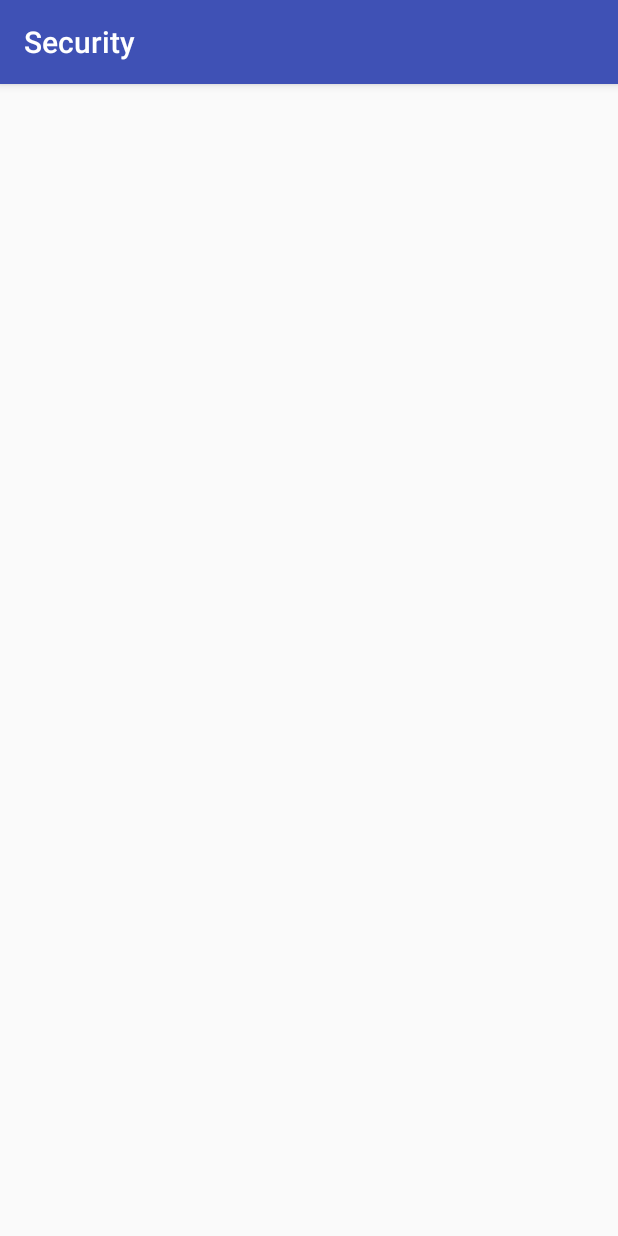
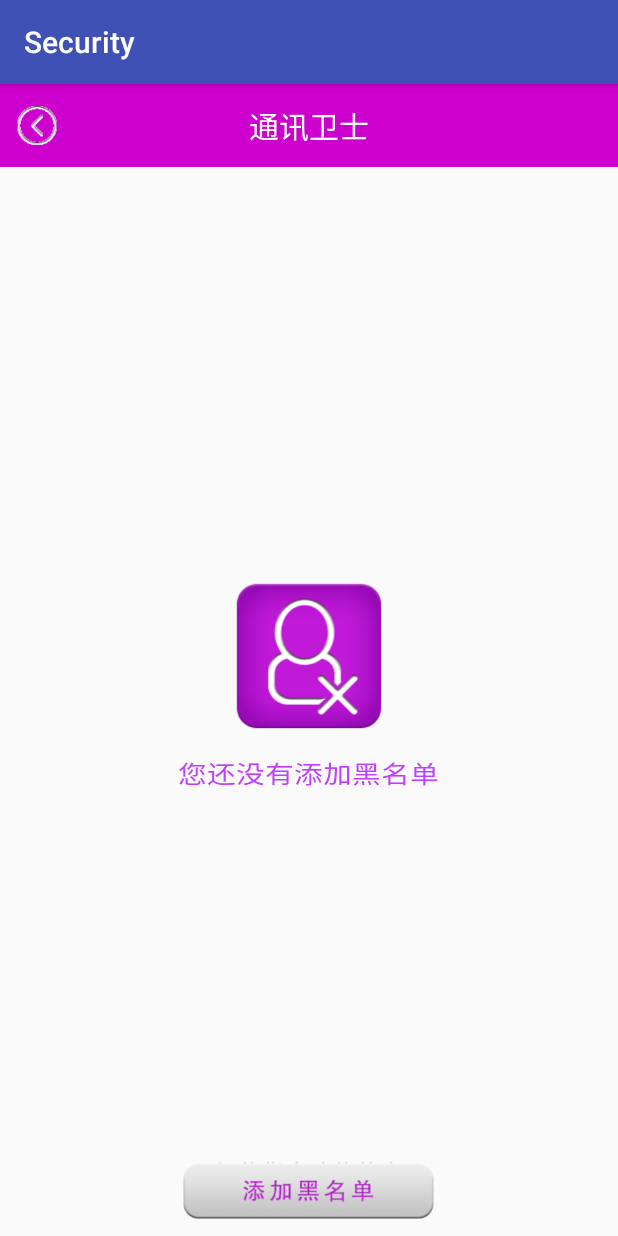
Before and after one commit to CaptainXero/Security, an Android app: the SecurityPhone screen opened directly, with no data from a screen before it, on a phone screen of 412 x 824 dp. Run offline under Robolectric (Android 15) with nearby library versions, the phone set to English and light mode, and no system bars.

Commit message:
finish adapter&dao for SecurityPhone

```diff
--- a/app/src/main/AndroidManifest.xml
+++ b/app/src/main/AndroidManifest.xml
@@ -82,17 +82,21 @@
         <receiver
             android:name="com.example.administrator.reciever.MyDeviceAdminReceiver"
             android:description="@string/sample_device_admin_description"
-            android:label="@string/sample_device_admin"
             android:enabled="true"
             android:exported="true"
+            android:label="@string/sample_device_admin"
             android:permission="android.permission.BIND_DEVICE_ADMIN">
             <meta-data
                 android:name="android.app.device_admin"
                 android:resource="@xml/device_admin_sample" />
+
             <intent-filter>
                 <action android:name="android.app.action.DEVICE_ADMIN_ENABLED" />
             </intent-filter>
         </receiver>
+
+        <activity android:name=".SecurituPhoneActivity" />
+        <activity android:name=".AddBlackNumberActivity"></activity>
     </application>
 
 </manifest>
--- /dev/null
+++ b/app/src/main/java/com/example/administrator/helper/BlackNumberOpenHelper.java
@@ -0,0 +1,24 @@
+package com.example.administrator.helper;
+
+import android.content.Context;
+import android.database.sqlite.SQLiteDatabase;
+import android.database.sqlite.SQLiteOpenHelper;
+
+/**
+ * Created by Administrator on 2016-04-01.
+ */
+public class BlackNumberOpenHelper extends SQLiteOpenHelper {
+    public BlackNumberOpenHelper(Context context) {
+        super(context,"blackNumber.db",null,1);
+    }
+
+    @Override
+    public void onCreate(SQLiteDatabase db) {
+        db.execSQL("create table blacknumber (id integer primary key autoincrement, number varchar(20)," +
+                " name varchar(255),mode integer)");
+    }
+
+    @Override
+    public void onUpgrade(SQLiteDatabase db, int oldVersion, int newVersion) {
+    }
+}
--- a/app/src/main/java/com/example/administrator/security/SecurityPhone.java
+++ b/app/src/main/java/com/example/administrator/security/SecurityPhone.java
@@ -1,13 +1,151 @@
 package com.example.administrator.security;
 
+import android.content.Intent;
+import android.graphics.Color;
 import android.support.v7.app.AppCompatActivity;
 import android.os.Bundle;
+import android.view.View;
+import android.view.View.OnClickListener;
+import android.view.Window;
+import android.widget.AbsListView;
+import android.widget.FrameLayout;
+import android.widget.ImageView;
+import android.widget.ListView;
+import android.widget.TextView;
+import android.widget.Toast;
 
-public class SecurityPhone extends AppCompatActivity {
+import com.example.administrator.adapter.BlackContactAdapter;
+import com.example.administrator.dao.BlcakNumberDao;
+import com.example.administrator.entity.BlackContactInfo;
+import com.example.administrator.adapter.BlackContactAdapter.BlackConactCallBack;
+
+import java.util.ArrayList;
+import java.util.List;
+
+public class SecurityPhone extends AppCompatActivity implements OnClickListener{
+    private FrameLayout fl_haveBlackNumber;
+    private FrameLayout fl_noBlackNumber;
+    private BlcakNumberDao dao;
+    private ListView myListView;
+    private int pageNumber = 0;
+    private int pageSize = 15;
+    private int totalNumber;
+    private List<BlackContactInfo> pageBlackNumber = new ArrayList<BlackContactInfo>();
+    private BlackContactAdapter adapter;
 
     @Override
     protected void onCreate(Bundle savedInstanceState) {
         super.onCreate(savedInstanceState);
+        requestWindowFeature(Window.FEATURE_NO_TITLE);
         setContentView(R.layout.activity_security_phone);
+        initView();
+        fillData();
+    }
+
+    @Override
+    protected void onResume() {
+        super.onResume();
+        if(totalNumber!=dao.getTotalNumber()){
+            if(dao.getTotalNumber()>0){
+                fl_haveBlackNumber.setVisibility(View.VISIBLE);
+                fl_noBlackNumber.setVisibility(View.GONE);
+            }else {
+                fl_haveBlackNumber.setVisibility(View.GONE);
+                fl_noBlackNumber.setVisibility(View.VISIBLE);
+            }
+            pageNumber = 0;
+            pageBlackNumber.clear();
+            pageBlackNumber.addAll(dao.getPageBlackNumber(pageNumber,pageSize));
+            if(adapter!=null){
+                adapter.notifyDataSetChanged();
+            }
+        }
+    }
+
+    /**
+     * 填充数据，刷进界面
+     */
+    private void fillData(){
+        dao = new BlcakNumberDao(SecurityPhone.this);
+        totalNumber = dao.getTotalNumber();
+        if(totalNumber==0){
+            fl_haveBlackNumber.setVisibility(View.GONE);
+            fl_noBlackNumber.setVisibility(View.VISIBLE);
+        }else if(totalNumber>0){
+            fl_haveBlackNumber.setVisibility(View.VISIBLE);
+            fl_noBlackNumber.setVisibility(View.GONE);
+            pageNumber = 0;
+            if(pageBlackNumber.size()>0){
+                pageBlackNumber.clear();
+            }
+            pageBlackNumber.addAll(dao.getPageBlackNumber(pageNumber,pageSize));
+            if(adapter==null){
+                adapter = new BlackContactAdapter(pageBlackNumber,SecurityPhone.this);
+                adapter.setCallBack(new BlackConactCallBack() {
+                    @Override
+                    public void DataSizeChanged() {
+                        fillData();
+                    }
+                });
+                myListView.setAdapter(adapter);
+            } else {
+                adapter.notifyDataSetChanged();
+            }
+        }
+    }
+    private void initView() {
+        findViewById(R.id.rl_titlebar).setBackgroundColor(Color.parseColor("#CD00CD"));
+        ImageView mLeftImgv = (ImageView) findViewById(R.id.imgv_leftbtn);
+        ((TextView) findViewById(R.id.tv_title)).setText("通讯卫士");
+        mLeftImgv.setOnClickListener(this);
+        mLeftImgv.setImageResource(R.drawable.back);
+        fl_haveBlackNumber = (FrameLayout) findViewById(R.id.fl_haveblacknumber);
+        fl_noBlackNumber = (FrameLayout) findViewById(R.id.fl_noblacknumber);
+        findViewById(R.id.bt_addblacknumber).setOnClickListener(this);
+        myListView = (ListView) findViewById(R.id.lv_blacknumbers);
+        myListView.setOnScrollListener(new AbsListView.OnScrollListener() {
+
+            @Override
+            public void onScrollStateChanged(AbsListView view, int scrollState) {
+                switch (scrollState) {
+                    case AbsListView.OnScrollListener.SCROLL_STATE_IDLE: // 没有滑动的状态
+                        // 获取最后一个可见条目
+                        int lastVisiblePosition = myListView
+                                .getLastVisiblePosition();
+                        // 如果当前条目是最后一个 增查询更多的数据
+                        if (lastVisiblePosition == pageBlackNumber.size() - 1) {
+                            pageNumber++;
+                            if (pageNumber * pageSize >= totalNumber) {
+                                Toast.makeText(SecurityPhone.this,
+                                        "没有更多的数据了", Toast.LENGTH_SHORT).show();
+                            } else {
+                                pageBlackNumber.addAll(dao.getPageBlackNumber(
+                                        pageNumber, pageSize));
+                                adapter.notifyDataSetChanged();
+                            }
+                        }
+                        break;
+                }
+            }
+
+            @Override
+            public void onScroll(AbsListView view, int firstVisibleItem,
+                                 int visibleItemCount, int totalItemCount) {
+
+            }
+        });
+    }
+
+    @Override
+    public void onClick(View v) {
+        switch (v.getId()) {
+            case R.id.imgv_leftbtn:
+                finish();
+                break;
+            case R.id.bt_addblacknumber:
+                // 跳转至添加黑名单页面
+                startActivity(new Intent(this, AddBlackNumberActivity.class));
+                break;
+        }
     }
 }
--- /dev/null
+++ b/app/src/main/res/drawable/add_blacknumber_btn_selector.xml
@@ -0,0 +1,6 @@
+<?xml version="1.0" encoding="utf-8"?>
+<selector xmlns:android="http://schemas.android.com/apk/res/android" >
+    <item android:state_pressed="true" android:drawable="@drawable/add_blackname_btn_p"/>
+    <item android:state_pressed="false" android:drawable="@drawable/add_blackname_btn_n"/>
+
+</selector>
--- a/app/src/main/res/layout/activity_security_phone.xml
+++ b/app/src/main/res/layout/activity_security_phone.xml
@@ -1,12 +1,68 @@
 <?xml version="1.0" encoding="utf-8"?>
-<RelativeLayout xmlns:android="http://schemas.android.com/apk/res/android"
-    xmlns:tools="http://schemas.android.com/tools"
+<LinearLayout xmlns:android="http://schemas.android.com/apk/res/android"
     android:layout_width="match_parent"
     android:layout_height="match_parent"
-    android:paddingBottom="@dimen/activity_vertical_margin"
-    android:paddingLeft="@dimen/activity_horizontal_margin"
-    android:paddingRight="@dimen/activity_horizontal_margin"
-    android:paddingTop="@dimen/activity_vertical_margin"
-    tools:context="com.example.administrator.security.SecurityPhone">
+    android:orientation="vertical">
+    <include layout="@layout/titlebar"/>
+    <RelativeLayout
+        android:layout_width="match_parent"
+        android:layout_height="match_parent"
+        android:layout_weight="10" >
 
-</RelativeLayout>
+        <FrameLayout
+            android:id="@+id/fl_noblacknumber"
+            android:layout_width="match_parent"
+            android:layout_height="match_parent" >
+
+            <RelativeLayout
+                android:layout_width="match_parent"
+                android:layout_height="match_parent" >
+
+                <ImageView
+                    android:id="@+id/iv_noblacknumbericon"
+                    android:layout_width="100dp"
+                    android:layout_height="100dp"
+                    android:layout_centerInParent="true"
+                    android:background="@drawable/no_blacknumbericon" />
+
+                <TextView
+                    style="@style/textview16sp"
+                    android:layout_below="@+id/iv_noblacknumbericon"
+                    android:layout_centerHorizontal="true"
+                    android:layout_marginTop="16dp"
+                    android:text="您还没有添加黑名单"
+                    android:textColor="#BF3EFF"
+                    android:textScaleX="1.2" />
+            </RelativeLayout>
+        </FrameLayout>
+
+        <FrameLayout
+            android:id="@+id/fl_haveblacknumber"
+            android:layout_width="match_parent"
+            android:layout_height="wrap_content"
+            android:visibility="gone" >
+
+            <ListView
+                android:id="@+id/lv_blacknumbers"
+                android:layout_width="match_parent"
+                android:layout_height="wrap_content"
+                android:dividerHeight="1dp"
+                android:divider="#ffffff"/>
+        </FrameLayout>
+    </RelativeLayout>
+
+    <LinearLayout
+        android:layout_width="match_parent"
+        android:layout_height="wrap_content"
+        android:gravity="center" >
+
+        <Button
+            android:id="@+id/bt_addblacknumber"
+            android:layout_width="170dp"
+            android:layout_height="40dp"
+            android:layout_gravity="center"
+            android:layout_margin="10dp"
+            android:background="@drawable/add_blacknumber_btn_selector" />
+    </LinearLayout>
+
+</LinearLayout>
```
Also changed, not shown: app/src/main/java/com/example/administrator/adapter/BlackContactAdapter.java (added, +106 -0 lines), app/src/main/java/com/example/administrator/dao/BlcakNumberDao.java (added, +123 -0 lines), app/src/main/java/com/example/administrator/entity/BlackContactInfo.java (added, +22 -0 lines), app/src/main/java/com/example/administrator/security/AddBlackNumberActivity.java (added, +13 -0 lines), app/src/main/res/layout/activity_add_black_number.xml (added, +12 -0 lines), app/src/main/res/layout/item_list_blackcontact.xml (added, +39 -0 lines), app/src/main/res/drawable/add_blackname_btn_n.png (added), app/src/main/res/drawable/add_blackname_btn_p.png (added), app/src/main/res/drawable/brightpurple_contact_icon.png (added), app/src/main/res/drawable/delete_icon.png (added), app/src/main/res/drawable/no_blacknumbericon.png (added).
